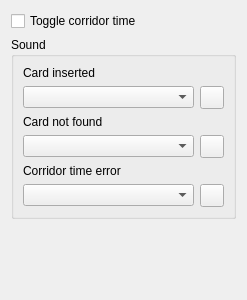
Above: src/uisettingspage.ui from Quick-Event/startertool before the change. Below: the same form after it.
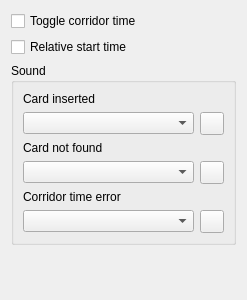
That is the form after the change. Icons and pictures are not drawn.

Commit message: Add relative start time settings option

Patch:
```diff
--- a/src/uisettingspage.ui
+++ b/src/uisettingspage.ui
@@ -21,6 +21,13 @@
      </property>
     </widget>
    </item>
+   <item>
+    <widget class="QCheckBox" name="relativeStartTime">
+     <property name="text">
+      <string>Relative start time</string>
+     </property>
+    </widget>
+   </item>
    <item>
     <widget class="QGroupBox" name="groupBox">
      <property name="title">
```
The commit also changes 8 other files.
